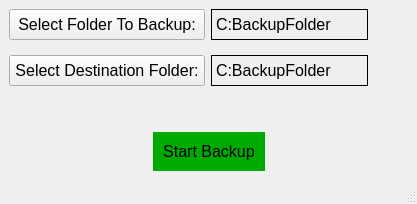
The window that MainWindow.ui (Brett444/BackupApp) describes before a commit, drawn with Qt 5.
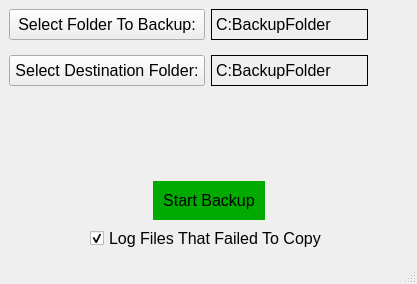
The same window after the commit. Icons and pictures are not drawn.

Diff of the .ui file:
```diff
--- a/MainWindow.ui
+++ b/MainWindow.ui
@@ -7,7 +7,7 @@
     <x>0</x>
     <y>0</y>
     <width>417</width>
-    <height>204</height>
+    <height>284</height>
    </rect>
   </property>
   <property name="font">
@@ -169,6 +169,46 @@
       </item>
      </layout>
     </item>
+    <item>
+     <layout class="QHBoxLayout" name="horizontalLayout">
+      <item>
+       <spacer name="horizontalSpacer_5">
+        <property name="orientation">
+         <enum>Qt::Orientation::Horizontal</enum>
+        </property>
+        <property name="sizeHint" stdset="0">
+         <size>
+          <width>40</width>
+          <height>20</height>
+         </size>
+        </property>
+       </spacer>
+      </item>
+      <item>
+       <widget class="QCheckBox" name="LogFiles_chk">
+        <property name="text">
+         <string>Log Files That Failed To Copy</string>
+        </property>
+        <property name="checked">
+         <bool>true</bool>
+        </property>
+       </widget>
+      </item>
+      <item>
+       <spacer name="horizontalSpacer_6">
+        <property name="orientation">
+         <enum>Qt::Orientation::Horizontal</enum>
+        </property>
+        <property name="sizeHint" stdset="0">
+         <size>
+          <width>40</width>
+          <height>20</height>
+         </size>
+        </property>
+       </spacer>
+      </item>
+     </layout>
+    </item>
    </layout>
   </widget>
   <widget class="QStatusBar" name="StatusBar"/>
```
